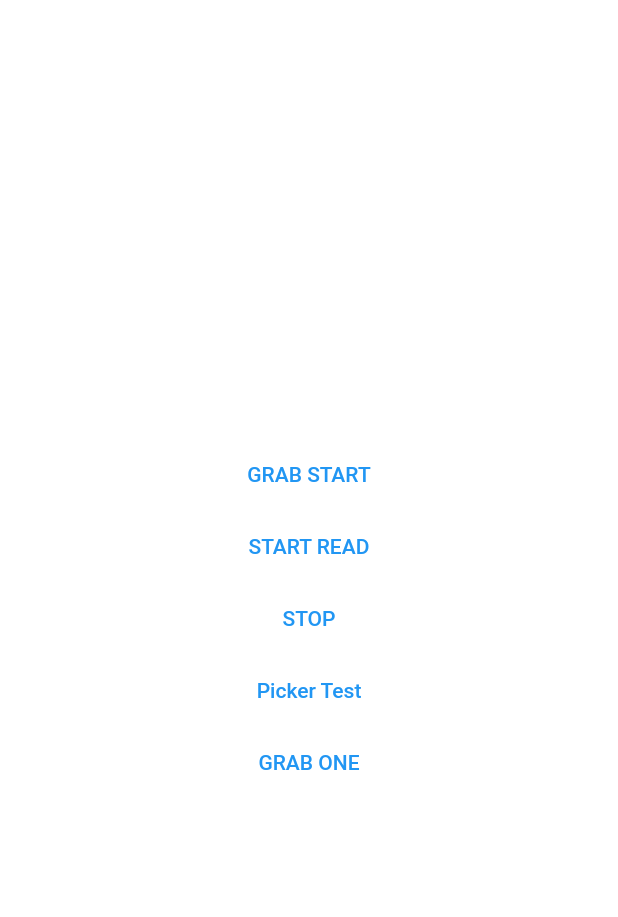
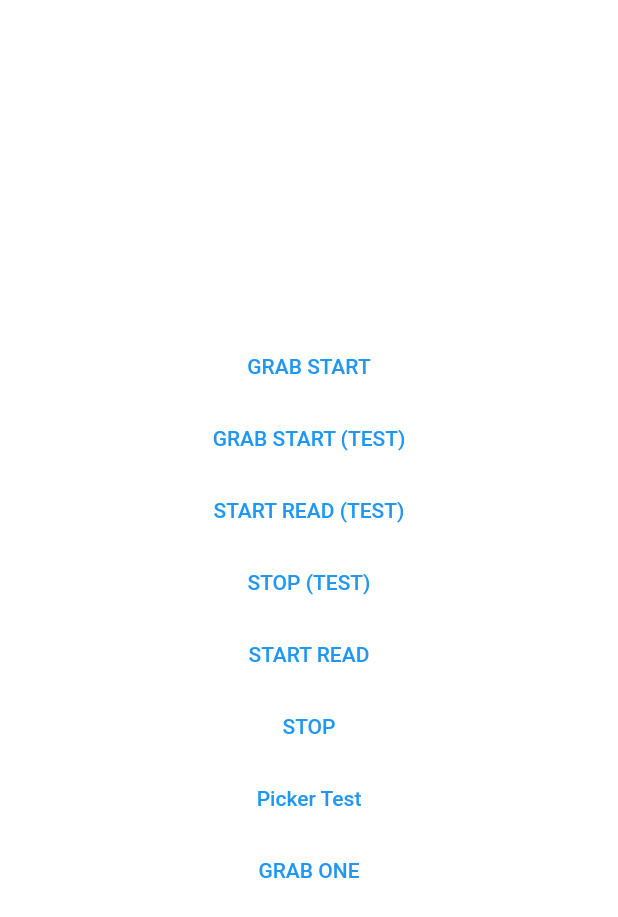
Before and after one commit to temphi20/grab_test, a Flutter app: the screen it shows after launch, on a phone screen of 412 x 824 dp. Shown: the top 917 px of the screen. Run offline on Flutter 3.47's test engine with Material 2 defaults, Android fonts, the phone set to English and light mode, and no system bars; our stand-ins replace file_picker; missing offline and left inert: dart:ffi; statements that could not run were skipped.

Commit message:
test add

```diff
--- a/lib/page.dart
+++ b/lib/page.dart
@@ -28,6 +28,7 @@ class _GrabPageState extends State<GrabPage> {
   Uint8List? bytes;
   Uint8List preBytes = BMPHeader(2592, 2048)
       .appendBitmap(Uint8List.fromList(List.filled(2592 * 2048, 0)));
+  bool _isRead = false, _isStop = false;
   // final Uint8List bytes = Uint8List(1078 + 2592 * 2048);
 
   // void imageUpdate(Uint8List bytes) {
@@ -56,6 +57,24 @@ class _GrabPageState extends State<GrabPage> {
     } catch (e) {
       kPrint('grab: $e');
     }
+  }
+
+  void test() async {
+    kPrint('in call');
+    grabSync();
+    Timer.periodic(const Duration(milliseconds: 100), (timer) {
+      kPrint([timer.tick]);
+      if (_isStop) {
+        timer.cancel();
+      }
+      if (_isRead) {
+        setState(() {
+          bytes =
+              header.appendBitmap(getResultGlobal().asTypedList(2592 * 2048));
+        });
+      }
+    });
+    kPrint('set timer');
   }
 
   void background() async {
@@ -148,15 +167,33 @@ class _GrabPageState extends State<GrabPage> {
     // kPrint('start grab');
   }
 
+  void testRead() {
+    kPrint('read btn click');
+    _isRead = true;
+    kPrint('success send');
+  }
+
+  void testStop() {
+    kPrint('stop btn click');
+    _isRead = false;
+    _isStop = true;
+    stop();
+    close();
+  }
+
   void startRead() {
     kPrint('read btn click');
     kPrint('start send');
+    // setState(() {
+    _isRead = true;
+    // });
     sendPort.send({"isRead": true});
     kPrint('success send');
   }
 
   void isolateStop() {
     kPrint('stop btn click');
+    _isStop = false;
     sendPort.send({"isRead": false, "isStop": true});
     stop();
     close();
@@ -214,34 +251,22 @@ class _GrabPageState extends State<GrabPage> {
               // TextButton(onPressed: initialize, child: const Text('INITIALIZE')),
               // TextButton(onPressed: terminate, child: const Text('TERMINATE')),
               TextButton(
-                onPressed: () => background(),
-                child: const Text('GRAB START'),
-              ),
+                  onPressed: background, child: const Text('GRAB START')),
+              TextButton(
+                  onPressed: test, child: const Text('GRAB START (TEST)')),
+              TextButton(
+                  onPressed: testRead, child: const Text('START READ (TEST)')),
+              TextButton(onPressed: testStop, child: const Text('STOP (TEST)')),
               TextButton(onPressed: startRead, child: const Text('START READ')),
               TextButton(onPressed: isolateStop, child: const Text('STOP')),
               TextButton(
                   onPressed: filePicker, child: const Text('Picker Test')),
-              TextButton(
-                onPressed: () => grab(),
-                child: const Text('GRAB ONE'),
-              ),
+              TextButton(onPressed: grab, child: const Text('GRAB ONE')),
               if (bytes != null)
                 SizedBox(
                   width: 2592 * 0.4,
                   height: 2048 * 0.4,
-                  child: Image.memory(
-                    bytes!,
-                    // frameBuilder:
-                    //     (context, child, frame, wasSynchronouslyLoaded) {
-                    //   return Image.memory(
-                    //     preBytes,
-                    //     // cacheWidth: 2592,
-                    //     // cacheHeight: 2048,
-                    //   );
-                    // },
-                    // cacheWidth: 2592,
-                    // cacheHeight: 2048,
-                  ),
+                  child: Image.memory(bytes!),
                 ),
               // RawImage(
               //   image: ,
```
